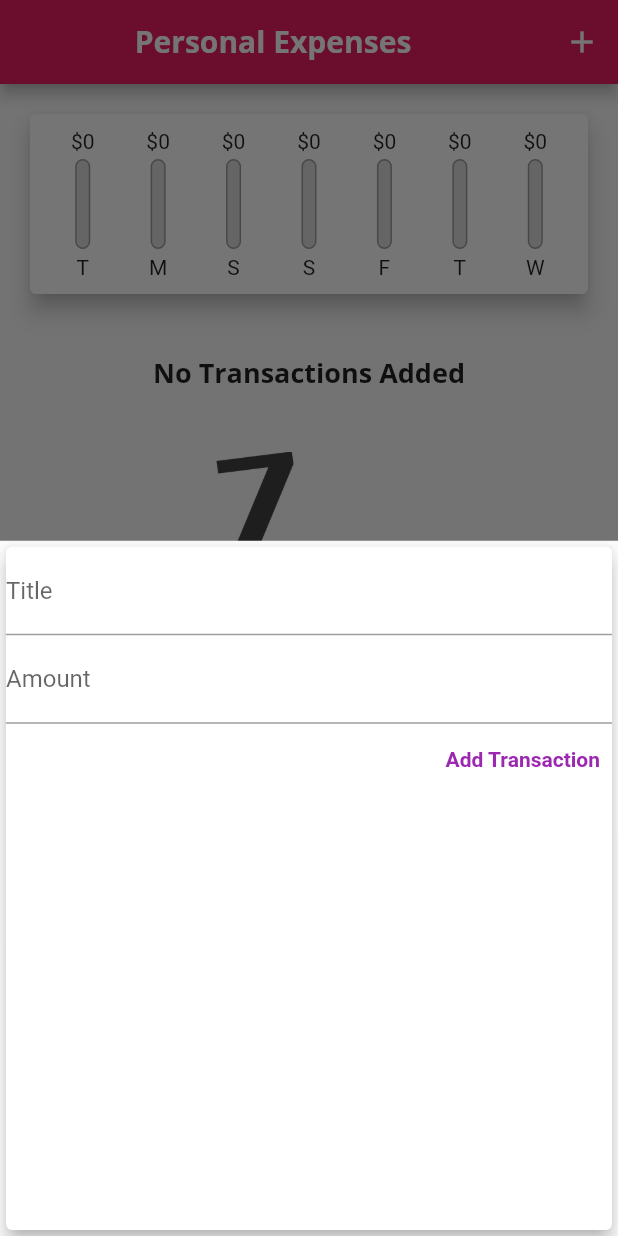
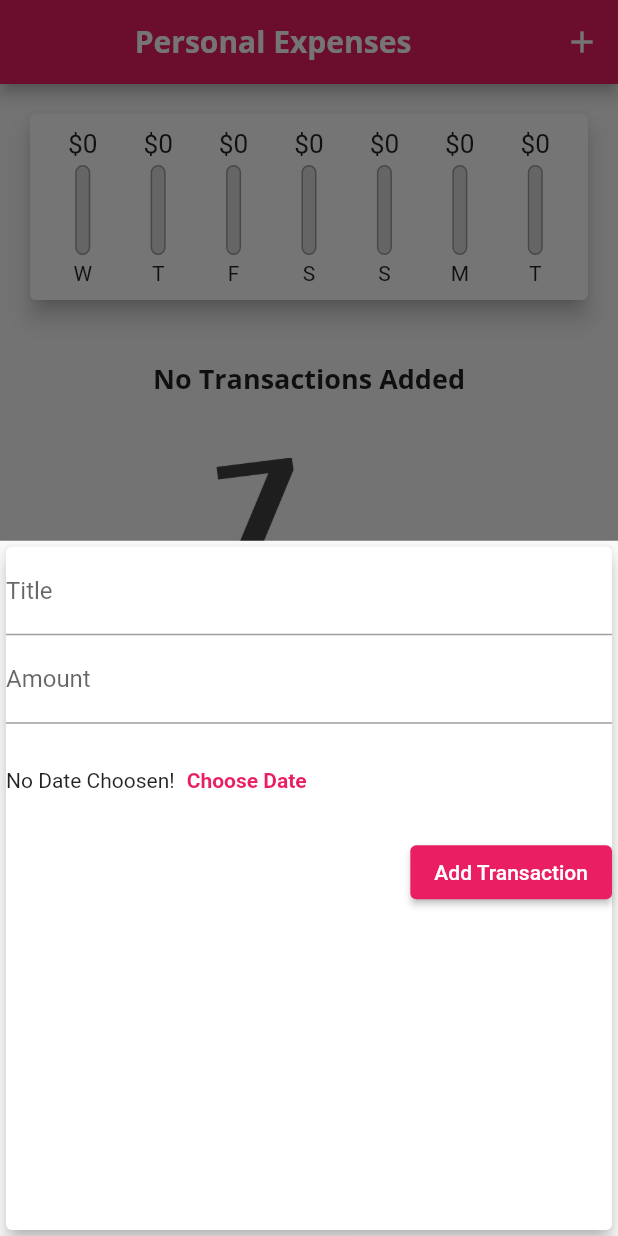
Before and after one commit to uzairafridi00/flutter-learning, a Flutter app: the screen it shows after launch, after a tap on the "add" icon, on a phone screen of 412 x 824 dp. Run offline on Flutter 3.47's test engine with Material 2 defaults, Android fonts, the phone set to English and light mode, and no system bars; missing offline and left inert: dart:ffi; Roboto replaces fonts that are missing (Open Sans).

Commit message:
Date Picker Button added

```diff
--- /dev/null
+++ b/Flutter Notes/Notes/Widgets, Styling, Adding Logic/Date Picker.txt
@@ -0,0 +1 @@
+		Date Picker
--- a/Flutter Projects/expense_tracker/lib/widgets/chart.dart
+++ b/Flutter Projects/expense_tracker/lib/widgets/chart.dart
@@ -27,7 +27,7 @@ class Chart extends StatelessWidget {
         'day': DateFormat.E().format(weekDay).substring(0, 1),
         'amount': totalSum
       };
-    });
+    }).reversed.toList();
   }
 
   double get totalSpending {
--- a/Flutter Projects/expense_tracker/lib/widgets/chart_bar.dart
+++ b/Flutter Projects/expense_tracker/lib/widgets/chart_bar.dart
@@ -15,7 +15,9 @@ class ChartBar extends StatelessWidget {
   Widget build(BuildContext context) {
     return Column(
       children: [
-        FittedBox(child: Text('\$${spendingAmount.toStringAsFixed(0)}')),
+        Container(
+          height: 20,
+          child: FittedBox(child: Text('\$${spendingAmount.toStringAsFixed(0)}'))),
         SizedBox(
           height: 4,
         ),
--- a/Flutter Projects/expense_tracker/lib/widgets/new_transaction.dart
+++ b/Flutter Projects/expense_tracker/lib/widgets/new_transaction.dart
@@ -51,12 +51,22 @@ class _NewTransactionState extends State<NewTransaction> {
             controller: amountController,
             onSubmitted: (_) => dataEntered(),
           ),
-          TextButton(
+          Container(
+            height: 75,
+            child: Row(children: [
+              Text('No Date Choosen!'),
+              TextButton(
+                  onPressed: () {},
+                  child: Text(
+                    'Choose Date',
+                    style: TextStyle(fontWeight: FontWeight.bold),
+                  )),
+            ]),
+          ),
+          ElevatedButton(
               onPressed: dataEntered,
               child: const Text(
                 'Add Transaction',
-                style: TextStyle(
-                    color: Colors.purple, fontWeight: FontWeight.bold),
               ))
         ]),
       ),
```
